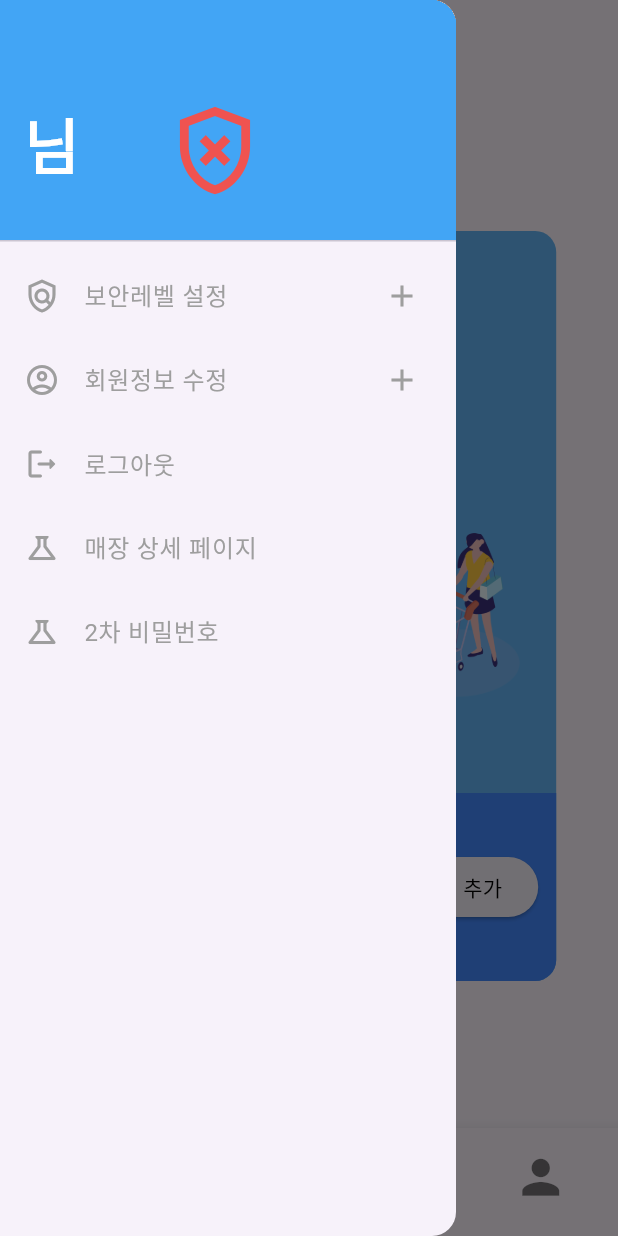
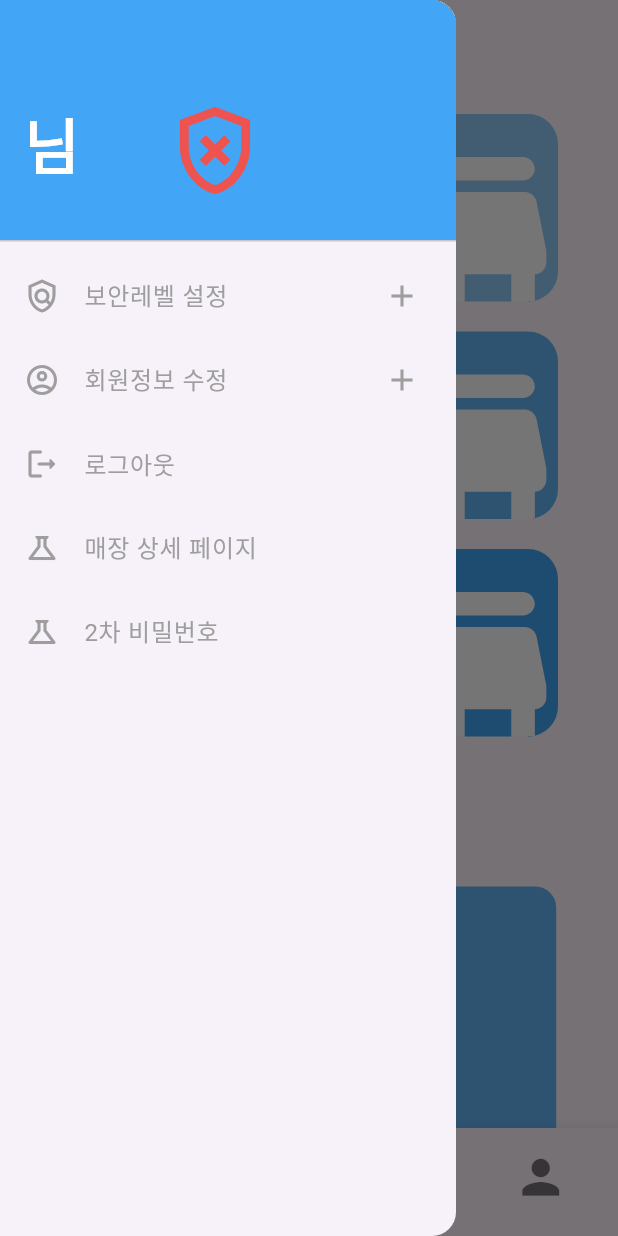
Before and after one commit to nuyggnoes/SSG-USMS-Front-Flutter, a Flutter app: the HomeScreen screen opened by its route, with the side drawer open, on a phone screen of 412 x 824 dp. Run offline on Flutter 3.47's test engine with Material 3 defaults, Android fonts, the phone set to English and light mode, and no system bars; our stand-ins replace chewie, date_field, dio, file_picker, firebase_core, firebase_messaging and 6 more; missing offline and left inert: kpostal; accounts and stored records are empty; network calls fail.

Commit message:
매장 카드 디자인 완료/애니메이션 효과 추가/설계 주석처리

```diff
--- a/usms_app/lib/screen/main_screen.dart
+++ b/usms_app/lib/screen/main_screen.dart
@@ -1,5 +1,6 @@
 import 'package:flutter/material.dart';
 import 'package:usms_app/widget/store_register_widget.dart';
+import 'package:usms_app/widget/test_card.dart';
 
 class MainScreen extends StatefulWidget {
   const MainScreen({super.key});
@@ -50,10 +51,69 @@ class _MainScreenState extends State<MainScreen> with TickerProviderStateMixin {
   @override
   Widget build(BuildContext context) {
     return SafeArea(
-      child: RegisterStoreWidget(
-        animationController: _animationController,
-        offsetAnimation: _offsetAnimation,
-        opacityAnimation: _opacityAnimation,
+      child: GestureDetector(
+        onTap: () {
+          FocusScope.of(context).unfocus();
+        },
+        child: SingleChildScrollView(
+          child: Center(
+            child: Padding(
+              padding: const EdgeInsets.symmetric(
+                horizontal: 40,
+                vertical: 20,
+              ),
+              child: Column(
+                children: [
+                  // FutreBuilder 사용, 카드 색 랜덤
+                  // onTap callback함수 사용해서
+                  // 반려, 승인요청, 승인상태에 따라 다른페이지로 route
+                  CurrencyCard(
+                    name: 'GS25 무인매장점',
+                    code: 0, // store_state : 승인(1) / 승인요청중(2) / 반려(0)
+                    amount: '',
+                    icon: Icons.store_mall_directory_rounded,
+                    selectedCardColors: Colors.blue.shade200,
+                    animationController: _animationController,
+                    opacityAnimation: _opacityAnimation,
+                  ),
+                  const SizedBox(
+                    height: 20,
+                  ),
+
+                  CurrencyCard(
+                    name: 'GS25 무인매장점2',
+                    code: 1,
+                    amount: '',
+                    icon: Icons.store_mall_directory_rounded,
+                    selectedCardColors: Colors.blue.shade300,
+                    animationController: _animationController,
+                    opacityAnimation: _opacityAnimation,
+                  ),
+                  const SizedBox(
+                    height: 20,
+                  ),
+                  CurrencyCard(
+                    name: 'GS25 무인매장점3',
+                    code: 2,
+                    amount: '',
+                    icon: Icons.store_mall_directory_rounded,
+                    selectedCardColors: Colors.blue.shade400,
+                    animationController: _animationController,
+                    opacityAnimation: _opacityAnimation,
+                  ),
+                  const SizedBox(
+                    height: 100,
+                  ),
+                  RegisterStoreWidget(
+                    animationController: _animationController,
+                    offsetAnimation: _offsetAnimation,
+                    opacityAnimation: _opacityAnimation,
+                  ),
+                ],
+              ),
+            ),
+          ),
+        ),
       ),
     );
   }
--- /dev/null
+++ b/usms_app/lib/screen/payment_information_screen.dart
@@ -0,0 +1,43 @@
+import 'package:flutter/material.dart';
+
+class PayInfoScreen extends StatelessWidget {
+  const PayInfoScreen({super.key});
+
+  @override
+  Widget build(BuildContext context) {
+    return Scaffold(
+      appBar: AppBar(
+        title: const Text('결제정보'),
+        leading: IconButton(
+          onPressed: () => Navigator.pop(context),
+          icon: const Icon(Icons.arrow_back_ios_new_rounded),
+        ),
+      ),
+      body: SafeArea(
+        child: SingleChildScrollView(
+          child: Center(
+            child: Column(
+              children: [
+                Container(
+                  decoration: const BoxDecoration(color: Colors.grey),
+                  height: 400,
+                  width: 400,
+                ),
+                Container(
+                  decoration: const BoxDecoration(color: Colors.amber),
+                  height: 400,
+                  width: 400,
+                ),
+                Container(
+                  decoration: const BoxDecoration(color: Colors.green),
+                  height: 400,
+                  width: 400,
+                ),
+              ],
+            ),
+          ),
+        ),
+      ),
+    );
+  }
+}
--- a/usms_app/lib/screen/user_info_screen.dart
+++ b/usms_app/lib/screen/user_info_screen.dart
@@ -243,7 +243,7 @@ class _MyPageScreenState extends State<MyPageScreen> {
                         CustomInfoButton(
                           buttonText: '결제정보',
                           parentContext: context,
-                          route: RegisterScreen.route,
+                          route: Routes.payInfo,
                           icon: Icons.credit_card,
                         ),
                       ],
--- a/usms_app/lib/service/routes.dart
+++ b/usms_app/lib/service/routes.dart
@@ -2,6 +2,7 @@ import 'package:flutter/material.dart';
 import 'package:usms_app/screen/home_screen.dart';
 import 'package:usms_app/screen/identity_verification_screen.dart';
 import 'package:usms_app/screen/login_screen.dart';
+import 'package:usms_app/screen/payment_information_screen.dart';
 import 'package:usms_app/screen/register_screen.dart';
 import 'package:usms_app/screen/register_store_screen.dart';
 import 'package:usms_app/screen/set_security_level_screen.dart';
@@ -15,6 +16,8 @@ class Routes {
   static const String registerStore = '/register-store';
   static const String storeDetail = '/store-detail';
 
+  static const String payInfo = '/pay-info';
+
   static const String securitySetting = '/security-setting';
 
   static Map<String, WidgetBuilder> get routes {
@@ -27,6 +30,7 @@ class Routes {
       securitySetting: (context) => const SecurityLevel(),
       registerStore: (context) => const RegisterStore(),
       storeDetail: (context) => const StoreDetail(),
+      payInfo: (context) => const PayInfoScreen(),
     };
   }
 }
--- a/usms_app/lib/widget/store_register_widget.dart
+++ b/usms_app/lib/widget/store_register_widget.dart
@@ -6,20 +6,19 @@ class RegisterStoreWidget extends StatelessWidget {
   const RegisterStoreWidget({
     super.key,
     required AnimationController animationController,
+    required Animation<double> opacityAnimation,
     required Animation<Offset> offsetAnimation,
-    required Animation<double> opacityAnimation,
   })  : _animationController = animationController,
         _offsetAnimation = offsetAnimation,
         _opacityAnimation = opacityAnimation;
 
   final AnimationController _animationController;
+  final Animation<double> _opacityAnimation;
   final Animation<Offset> _offsetAnimation;
-  final Animation<double> _opacityAnimation;
 
   @override
   Widget build(BuildContext context) {
-    return Center(
-      child: AnimatedBuilder(
+    return AnimatedBuilder(
       animation: _animationController,
       builder: (context, child) {
         return SlideTransition(
@@ -114,7 +113,6 @@ class RegisterStoreWidget extends StatelessWidget {
           ),
         );
       },
-      ),
     );
   }
 }
--- /dev/null
+++ b/usms_app/lib/widget/test_card.dart
@@ -0,0 +1,118 @@
+import 'package:flutter/material.dart';
+
+class CurrencyCard extends StatelessWidget {
+  final String name, amount;
+  final IconData icon;
+  final int code;
+  // final bool isInverted;
+
+  // final _blackColor = const Color(0xFF1F2123);
+  Color selectedCardColors;
+  final AnimationController animationController;
+  final Animation<double> opacityAnimation;
+
+  CurrencyCard({
+    super.key,
+    required this.name,
+    required this.code,
+    required this.amount,
+    required this.icon,
+    required this.selectedCardColors,
+    required this.animationController,
+    required this.opacityAnimation,
+  });
+
+  @override
+  Widget build(BuildContext context) {
+    String storeStateText = '';
+    Color? stateTextColor;
+
+    switch (code) {
+      case 1:
+        storeStateText = '';
+        stateTextColor = null;
+        break;
+      case 2:
+        storeStateText = '승인 요청 중';
+        stateTextColor = Colors.black.withOpacity(0.5);
+      case 0:
+        storeStateText = '반려';
+        stateTextColor = Colors.red.withOpacity(0.8);
+    }
+
+    return AnimatedBuilder(
+      animation: animationController,
+      builder: (BuildContext context, Widget? child) {
+        return (Opacity(
+          opacity: opacityAnimation.value,
+          child: Container(
+            // 컨테이너 밖으로 튀어나온 아이콘 잘라줌
+            clipBehavior: Clip.hardEdge,
+            decoration: BoxDecoration(
+              color: selectedCardColors,
+              borderRadius: BorderRadius.circular(20),
+            ),
+            child: Padding(
+              padding: const EdgeInsets.all(20),
+              child: Row(
+                mainAxisAlignment: MainAxisAlignment.spaceBetween,
+                children: [
+                  Column(
+                    crossAxisAlignment: CrossAxisAlignment.start,
+                    children: [
+                      Text(
+                        name,
+                        style: const TextStyle(
+                          color: Colors.white,
+                          fontSize: 25,
+                          fontWeight: FontWeight.w600,
+                        ),
+                      ),
+                      const SizedBox(
+                        height: 10,
+                      ),
+                      Row(
+                        children: [
+                          Text(
+                            amount,
+                            style: const TextStyle(
+                              color: Colors.white,
+                              fontSize: 20,
+                            ),
+                          ),
+                          const SizedBox(
+                            width: 5,
+                          ),
+                          Text(
+                            storeStateText,
+                            style: TextStyle(
+                              // color: Colors.white.withOpacity(0.8),
+                              color: stateTextColor,
+                              fontSize: 15,
+                              fontWeight: FontWeight.w700,
+                            ),
+                          ),
+                        ],
+                      ),
+                    ],
+                  ),
+                  Transform.scale(
+                    scale: 2.2,
+                    child: Transform.translate(
+                      offset: const Offset(-7, 13),
+                      child: Icon(
+                        icon,
+                        color: Colors.white,
+                        size: 85,
+                      ),
+                    ),
+                  ),
+                ],
+              ),
+            ),
+          ),
+        ));
+      },
+    );
+  }
+}
```
Lines whose indentation alone changed are shown as unchanged.
